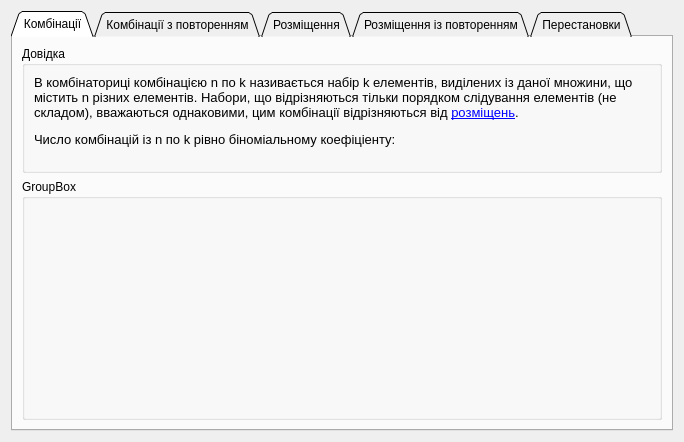
Old version of the form view.ui in the repository bodik10/Combinatorics.
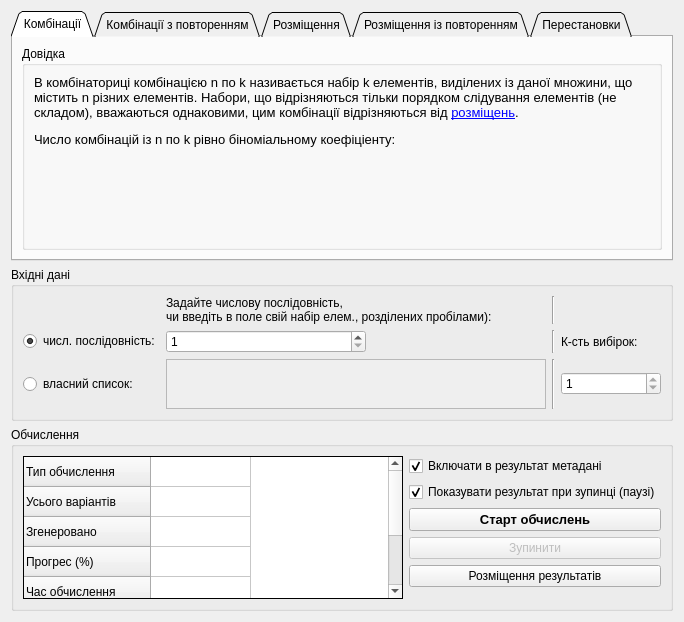
New version of the form. Icons and pictures are not drawn.

Commit message: Complete UI design (view.ui)

```diff
--- a/view.ui
+++ b/view.ui
@@ -7,7 +7,7 @@
     <x>0</x>
     <y>0</y>
     <width>684</width>
-    <height>442</height>
+    <height>622</height>
    </rect>
   </property>
   <property name="windowTitle">
@@ -16,6 +16,12 @@
   <layout class="QVBoxLayout" name="verticalLayout">
    <item>
     <widget class="QTabWidget" name="tabWidget">
+     <property name="sizePolicy">
+      <sizepolicy hsizetype="Minimum" vsizetype="Minimum">
+       <horstretch>0</horstretch>
+       <verstretch>0</verstretch>
+      </sizepolicy>
+     </property>
      <property name="font">
       <font>
        <weight>50</weight>
@@ -110,19 +116,6 @@
          </layout>
         </widget>
        </item>
-       <item>
-        <widget class="QGroupBox" name="groupBox_2">
-         <property name="sizePolicy">
-          <sizepolicy hsizetype="Expanding" vsizetype="Expanding">
-           <horstretch>0</horstretch>
-           <verstretch>0</verstretch>
-          </sizepolicy>
-         </property>
-         <property name="title">
-          <string>GroupBox</string>
-         </property>
-        </widget>
-       </item>
       </layout>
      </widget>
      <widget class="QWidget" name="tab_2">
@@ -343,6 +336,300 @@
      </widget>
     </widget>
    </item>
+   <item>
+    <widget class="QGroupBox" name="groupBox_2">
+     <property name="sizePolicy">
+      <sizepolicy hsizetype="Minimum" vsizetype="Minimum">
+       <horstretch>0</horstretch>
+       <verstretch>0</verstretch>
+      </sizepolicy>
+     </property>
+     <property name="title">
+      <string notr="true">Вхідні дані</string>
+     </property>
+     <layout class="QGridLayout" name="gridLayout">
+      <item row="1" column="1">
+       <widget class="QRadioButton" name="radioN">
+        <property name="minimumSize">
+         <size>
+          <width>0</width>
+          <height>0</height>
+         </size>
+        </property>
+        <property name="text">
+         <string notr="true">числ. послідовність:</string>
+        </property>
+        <property name="checked">
+         <bool>true</bool>
+        </property>
+       </widget>
+      </item>
+      <item row="2" column="1">
+       <widget class="QRadioButton" name="radioNCustom">
+        <property name="text">
+         <string notr="true">власний список:</string>
+        </property>
+       </widget>
+      </item>
+      <item row="1" column="2">
+       <widget class="QSpinBox" name="spinN">
+        <property name="sizePolicy">
+         <sizepolicy hsizetype="Expanding" vsizetype="Fixed">
+          <horstretch>0</horstretch>
+          <verstretch>0</verstretch>
+         </sizepolicy>
+        </property>
+        <property name="maximumSize">
+         <size>
+          <width>200</width>
+          <height>16777215</height>
+         </size>
+        </property>
+        <property name="minimum">
+         <number>1</number>
+        </property>
+        <property name="maximum">
+         <number>100000000</number>
+        </property>
+       </widget>
+      </item>
+      <item row="0" column="2">
+       <widget class="QLabel" name="label_7">
+        <property name="text">
+         <string notr="true">Задайте числову послідовність, &lt;br&gt;
+чи введіть в поле свій набір елем., розділених пробілами):</string>
+        </property>
+       </widget>
+      </item>
+      <item row="2" column="2">
+       <widget class="QPlainTextEdit" name="plainNCustom">
+        <property name="enabled">
+         <bool>false</bool>
+        </property>
+        <property name="sizePolicy">
+         <sizepolicy hsizetype="Expanding" vsizetype="Preferred">
+          <horstretch>0</horstretch>
+          <verstretch>0</verstretch>
+         </sizepolicy>
+        </property>
+        <property name="maximumSize">
+         <size>
+          <width>1000</width>
+          <height>50</height>
+         </size>
+        </property>
+       </widget>
+      </item>
+      <item row="1" column="3">
+       <widget class="Line" name="line">
+        <property name="orientation">
+         <enum>Qt::Vertical</enum>
+        </property>
+       </widget>
+      </item>
+      <item row="0" column="3">
+       <widget class="Line" name="line_2">
+        <property name="orientation">
+         <enum>Qt::Vertical</enum>
+        </property>
+       </widget>
+      </item>
+      <item row="2" column="3">
+       <widget class="Line" name="line_3">
+        <property name="orientation">
+         <enum>Qt::Vertical</enum>
+        </property>
+       </widget>
+      </item>
+      <item row="2" column="4">
+       <widget class="QSpinBox" name="spinK">
+        <property name="minimumSize">
+         <size>
+          <width>100</width>
+          <height>0</height>
+         </size>
+        </property>
+        <property name="maximumSize">
+         <size>
+          <width>120</width>
+          <height>16777215</height>
+         </size>
+        </property>
+        <property name="minimum">
+         <number>1</number>
+        </property>
+        <property name="maximum">
+         <number>1</number>
+        </property>
+       </widget>
+      </item>
+      <item row="1" column="4">
+       <widget class="QLabel" name="label_6">
+        <property name="text">
+         <string notr="true">К-сть вибірок:</string>
+        </property>
+       </widget>
+      </item>
+     </layout>
+    </widget>
+   </item>
+   <item>
+    <widget class="QGroupBox" name="groupBox_7">
+     <property name="title">
+      <string notr="true">Обчислення</string>
+     </property>
+     <layout class="QHBoxLayout" name="horizontalLayout">
+      <item>
+       <widget class="QTableWidget" name="tableMetadata">
+        <property name="toolTip">
+         <string notr="true"/>
+        </property>
+        <property name="frameShape">
+         <enum>QFrame::Panel</enum>
+        </property>
+        <property name="frameShadow">
+         <enum>QFrame::Plain</enum>
+        </property>
+        <property name="rowCount">
+         <number>7</number>
+        </property>
+        <property name="columnCount">
+         <number>1</number>
+        </property>
+        <attribute name="horizontalHeaderVisible">
+         <bool>false</bool>
+        </attribute>
+        <row>
+         <property name="text">
+          <string>Тип обчислення</string>
+         </property>
+        </row>
+        <row>
+         <property name="text">
+          <string>Усього варіантів</string>
+         </property>
+        </row>
+        <row>
+         <property name="text">
+          <string>Згенеровано</string>
+         </property>
+        </row>
+        <row>
+         <property name="text">
+          <string>Прогрес (%)</string>
+         </property>
+        </row>
+        <row>
+         <property name="text">
+          <string>Час обчислення</string>
+         </property>
+        </row>
+        <row>
+         <property name="text">
+          <string>Часу залишилось</string>
+         </property>
+        </row>
+        <row>
+         <property name="text">
+          <string>Файл із результатом</string>
+         </property>
+        </row>
+        <column/>
+       </widget>
+      </item>
+      <item>
+       <layout class="QVBoxLayout" name="verticalLayout_12">
+        <item>
+         <widget class="QCheckBox" name="checkMetadata">
+          <property name="toolTip">
+           <string notr="true">У файл із результатом буде включена додаткова інформація:&lt;br&gt;
+- к-сть комбінацій&lt;br&gt;
+- скільки множин згенеровано, і скільки залишилось&lt;br&gt;
+- час генерації/скільки залишилось</string>
+          </property>
+          <property name="text">
+           <string notr="true">Включати в результат метадані</string>
+          </property>
+          <property name="checked">
+           <bool>true</bool>
+          </property>
+         </widget>
+        </item>
+        <item>
+         <widget class="QCheckBox" name="checkShowResult">
+          <property name="toolTip">
+           <string notr="true">Результат можна переглянути, відкривши вручну файл, куди він зберігається</string>
+          </property>
+          <property name="text">
+           <string notr="true">Показувати результат при зупинці (паузі)</string>
+          </property>
+          <property name="checked">
+           <bool>true</bool>
+          </property>
+         </widget>
+        </item>
+        <item>
+         <widget class="QPushButton" name="btnStart">
+          <property name="font">
+           <font>
+            <pointsize>10</pointsize>
+            <weight>75</weight>
+            <italic>false</italic>
+            <bold>true</bold>
+           </font>
+          </property>
+          <property name="text">
+           <string notr="true">Старт обчислень</string>
+          </property>
+          <property name="icon">
+           <iconset resource="pics/rcc.qrc">
+            <normaloff>:/icons/play.png</normaloff>:/icons/play.png</iconset>
+          </property>
+         </widget>
+        </item>
+        <item>
+         <widget class="QPushButton" name="btnStop">
+          <property name="enabled">
+           <bool>false</bool>
+          </property>
+          <property name="text">
+           <string notr="true">Зупинити</string>
+          </property>
+          <property name="icon">
+           <iconset resource="pics/rcc.qrc">
+            <normaloff>:/icons/stop.png</normaloff>:/icons/stop.png</iconset>
+          </property>
+         </widget>
+        </item>
+        <item>
+         <widget class="QPushButton" name="btnResultPath">
+          <property name="text">
+           <string notr="true">Розміщення результатів</string>
+          </property>
+          <property name="icon">
+           <iconset resource="pics/rcc.qrc">
+            <normaloff>:/icons/open.png</normaloff>:/icons/open.png</iconset>
+          </property>
+         </widget>
+        </item>
+        <item>
+         <spacer name="verticalSpacer">
+          <property name="orientation">
+           <enum>Qt::Vertical</enum>
+          </property>
+          <property name="sizeHint" stdset="0">
+           <size>
+            <width>20</width>
+            <height>40</height>
+           </size>
+          </property>
+         </spacer>
+        </item>
+       </layout>
+      </item>
+     </layout>
+    </widget>
+   </item>
   </layout>
  </widget>
  <resources>
```
